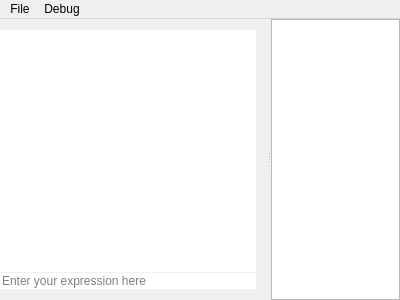
This is sources/mainwindow.ui in ALabate/utt-nf05-project as Qt 5 draws it before an edit. The edited form follows.
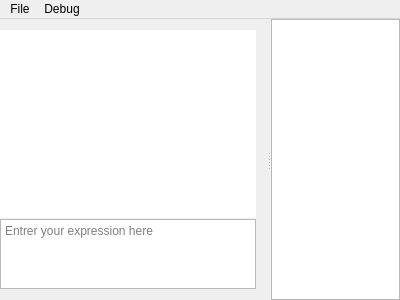
This is the edited form. Custom widgets are drawn as their Qt base class.

```diff
--- a/sources/mainwindow.ui
+++ b/sources/mainwindow.ui
@@ -66,25 +66,21 @@
          </widget>
         </item>
         <item>
-         <widget class="QLineEdit" name="lineEdit">
+         <widget class="QPlainTextEdit" name="expressionEdit">
           <property name="sizePolicy">
-           <sizepolicy hsizetype="Expanding" vsizetype="Preferred">
+           <sizepolicy hsizetype="Expanding" vsizetype="Minimum">
             <horstretch>0</horstretch>
             <verstretch>0</verstretch>
            </sizepolicy>
           </property>
-          <property name="maximumSize">
-           <size>
-            <width>16777215</width>
-            <height>16777215</height>
-           </size>
+          <property name="horizontalScrollBarPolicy">
+           <enum>Qt::ScrollBarAlwaysOff</enum>
           </property>
-          <property name="styleSheet">
-           <string notr="true">background:white;
-border:0px;</string>
+          <property name="sizeAdjustPolicy">
+           <enum>QAbstractScrollArea::AdjustToContents</enum>
           </property>
           <property name="placeholderText">
-           <string>Enter your expression here</string>
+           <string>Entrer your expression here</string>
           </property>
          </widget>
         </item>
```
Left out of the diff: 35 changed lines with no effect on the pictures.
